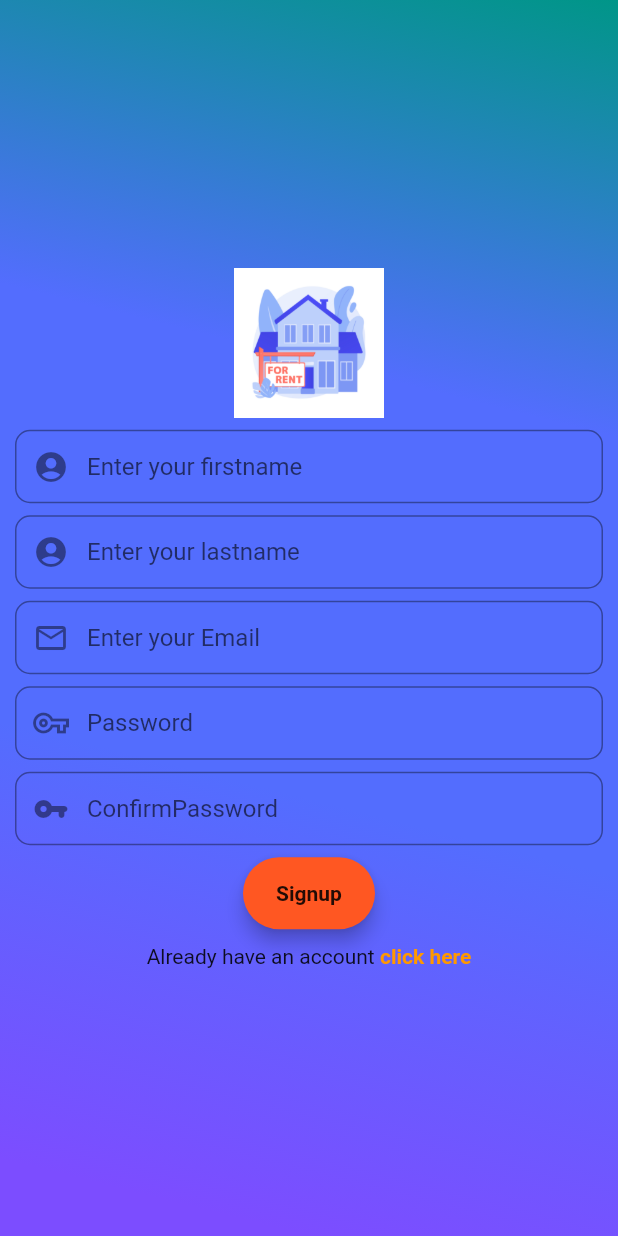
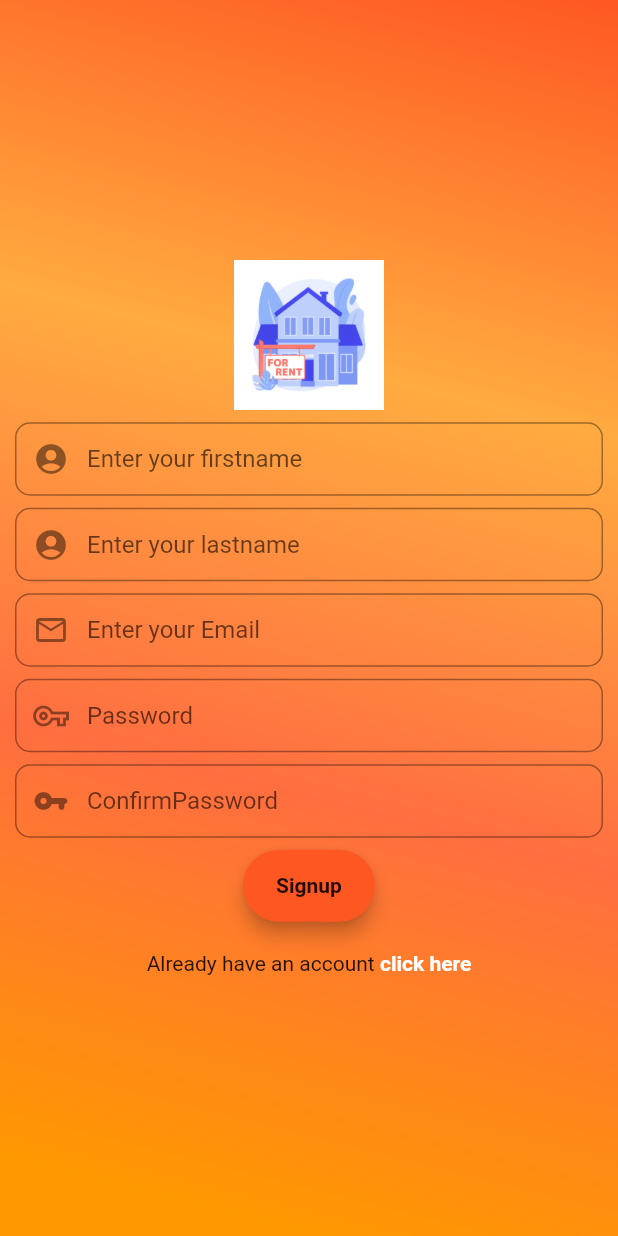
Before and after one commit to Baisalya/Homerental, a Flutter app: the Signup screen opened directly, on a phone screen of 412 x 824 dp. Run offline on Flutter 3.47's test engine with Material 2 defaults, Android fonts, the phone set to English and light mode, and no system bars; our stand-ins replace cloud_firestore, firebase_auth, firebase_core, fluttertoast, google_fonts; accounts and stored records are empty.

Commit message:
Sigin background ui changes in colors

```diff
--- a/lib/Pages/signin.dart
+++ b/lib/Pages/signin.dart
@@ -179,11 +179,11 @@ class _SignupState extends State<Signup> {
         decoration: const BoxDecoration(
         gradient:LinearGradient(
         colors: [
-        Colors.deepPurpleAccent,
-        Colors.indigoAccent,
+        Colors.orange,
+        Colors.deepOrangeAccent,
       //  Colors.blueGrey,
-        Colors.indigoAccent,
-        Colors.teal],
+        Colors.orangeAccent,
+        Colors.deepOrange],
         begin:Alignment.bottomCenter,
         end:Alignment.topRight
     ),
@@ -212,7 +212,7 @@ class _SignupState extends State<Signup> {
                     confirmpasswordfield,
                     SizedBox(height: 8,width: 6,),
                     Signup,
-                    SizedBox(height: 10,),
+                    SizedBox(height: 20,),
                     Row(mainAxisAlignment: MainAxisAlignment.center,
                       children:<Widget> [
                         Text("Already have an account"),
@@ -222,7 +222,7 @@ class _SignupState extends State<Signup> {
                                 MaterialPageRoute(builder:(context)=>LoginScreen()));
                           },
 
-                          child: Text(" click here",style:TextStyle(color:Colors.orange,fontWeight:FontWeight.bold),),
+                          child: Text(" click here",style:TextStyle(color:Colors.white,fontWeight:FontWeight.bold),),
                         )
                       ],
                     )
```
